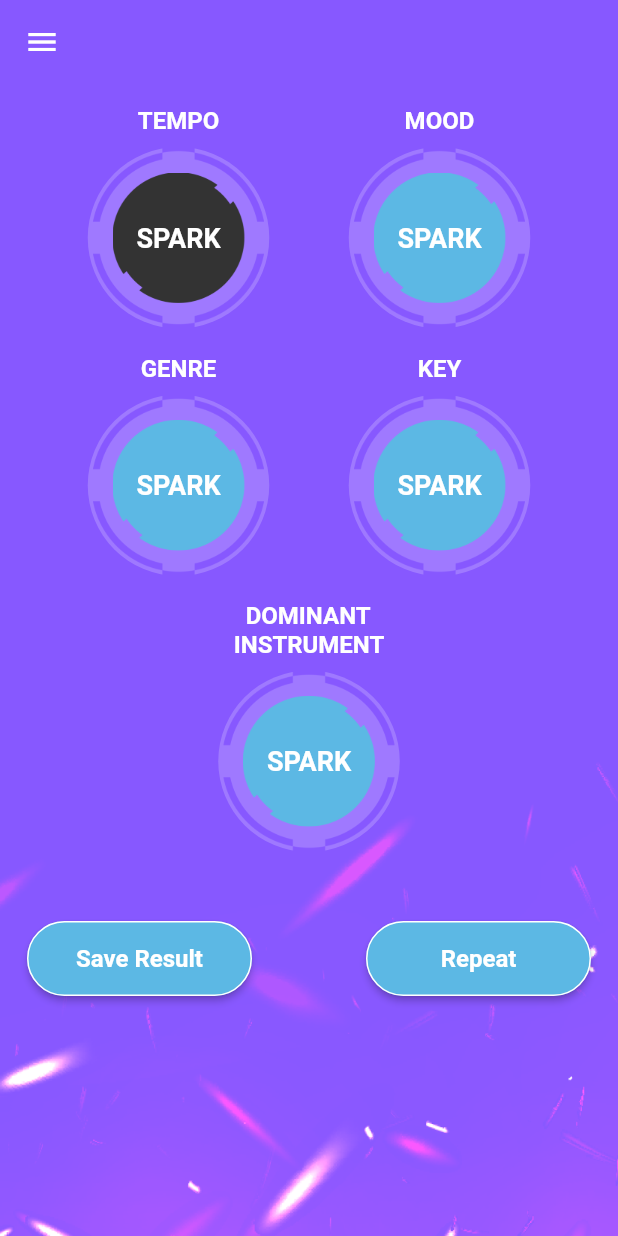
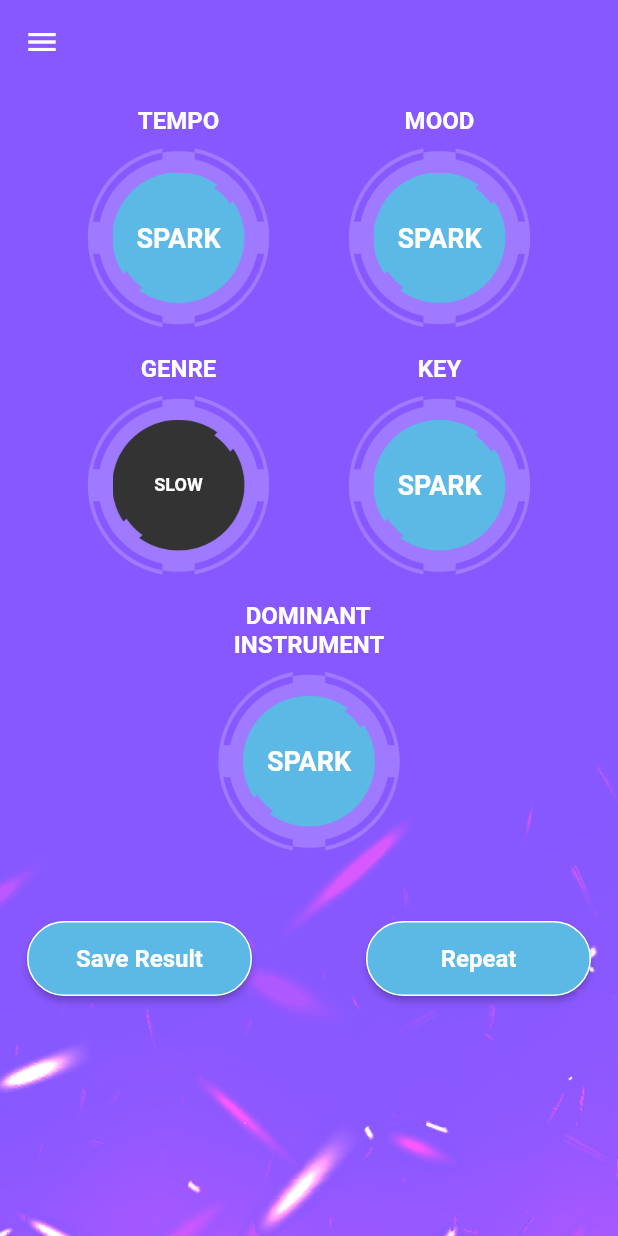
Before and after one commit to danishhafeez322/beatspark_project, a Flutter app: the screen it shows after launch, after a tap on "TEMPO", on a phone screen of 412 x 824 dp. Run offline on Flutter 3.47's test engine with Material 2 defaults, Android fonts, the phone set to English and light mode, and no system bars; our stand-ins replace hive; accounts and stored records are empty.

Commit message:
add: drawer:fixed

```diff
--- a/lib/Screens/HomePage.dart
+++ b/lib/Screens/HomePage.dart
@@ -1,3 +1,6 @@
+import 'dart:math';
+
+import 'package:b_project/Widgets/AppDrawer.dart';
 import 'package:flutter/material.dart';
 import 'package:flutter/src/widgets/framework.dart';
 import 'package:flutter/src/widgets/placeholder.dart';
@@ -12,12 +15,69 @@ class HomePage extends StatefulWidget {
 }
 
 class _HomePageState extends State<HomePage> {
+  String randomText = "";
   final List<String> entries = <String>[
+    'GENRE',
+    'MOOD',
     'TEMPO',
-    'MOOD',
-    'GENRE',
     'KEY',
     '  DOMINANT\nINSTRUMENT',
+  ];
+
+  final List<String> tempo = <String>[
+    'SLOW',
+    'MODERATELY\nSLOW',
+    'MID-TEMPO',
+    'MODERATELY\nFAST',
+    'FAST',
+  ];
+
+  final List<String> dominantInstruments = <String>[
+    'FLUTE',
+    'PADS',
+    'SYNTHS',
+    'PIANO',
+    'GUITAR',
+    'BRASS',
+    'STRINGS',
+    'PLUCKS',
+  ];
+  final List<String> genre = <String>[
+    'PLUG',
+    'DRILL',
+    'BOOM-BAP',
+    'LOFI R&B',
+    'LOFI HIP-HOP',
+    'BAY AREA',
+    'TRAP',
+    'DANCEHALL',
+  ];
+  final List<String> key = <String>[
+    'C',
+    'C#',
+    'D',
+    'D#',
+    'E',
+    'F',
+    'F#',
+    'G',
+    'G#',
+    'A',
+    'A#',
+    'B',
+  ];
+  final List<String> mood = <String>[
+    'HAPPY',
+    'INSPIRATIONAL',
+    'SAD',
+    'PARTY',
+    'SEXY',
+    'STONED',
+    'DARK',
+    'CONFIDENT',
+    'CHILL',
+    'ANGRY',
+    'ROMANTIC',
   ];
 
   @override
@@ -27,33 +87,7 @@ class _HomePageState extends State<HomePage> {
         backgroundColor: const Color(0xff8758FF),
         elevation: 0.0,
       ),
-      drawer: Drawer(
-        child: ListView(
-          padding: EdgeInsets.zero,
-          children: [
-            // const DrawerHeader(
-            //   decoration: BoxDecoration(
-            //     color: Colors.blue,
-            //   ),
-            //   child: Text('Drawer Header'),
-            // ),
-            ListTile(
-              title: const Text('Item 1'),
-              onTap: () {
-                // Update the state of the app.
-                // ...
-              },
-            ),
-            ListTile(
-              title: const Text('Item 2'),
-              onTap: () {
-                // Update the state of the app.
-                // ...
-              },
-            ),
-          ],
-        ),
-      ),
+      drawer: const AppDrawer(),
       body: Container(
         width: MediaQuery.of(context).size.width,
         height: MediaQuery.of(context).size.height,
@@ -69,11 +103,45 @@ class _HomePageState extends State<HomePage> {
             entries.length,
             (index) => GestureDetector(
               onTap: () {
+                var random = Random();
+
+                switch (index) {
+                  case 0:
+                    int length = genre.length;
+                    int randomNumber = random.nextInt(length);
+                    // print(genre[randomNumber]);
+                    randomText = genre[randomNumber];
+                    break;
+                  case 1:
+                    int length = mood.length;
+                    int randomNumber = random.nextInt(length);
+                    randomText = (mood[randomNumber]);
+                    break;
+                  case 2:
+                    int length = tempo.length;
+                    int randomNumber = random.nextInt(length);
+                    randomText = (tempo[randomNumber]);
+                    break;
+                  case 3:
+                    int length = key.length;
+                    int randomNumber = random.nextInt(length);
+                    randomText = (key[randomNumber]);
+                    break;
+                  case 4:
+                    int length = dominantInstruments.length;
+                    int randomNumber = random.nextInt(length);
+                    randomText = (dominantInstruments[randomNumber]);
+                    break;
+                }
+
+                // print(list[index].length);
+
                 Navigator.pushReplacement(
                     context,
                     MaterialPageRoute(
                         builder: (context) => Result(
                               result: index,
+                              text: randomText,
                             )));
               },
               child: Column(
--- a/lib/Screens/Result.dart
+++ b/lib/Screens/Result.dart
@@ -1,11 +1,13 @@
 import 'package:b_project/Screens/HomePage.dart';
+import 'package:b_project/Widgets/AppDrawer.dart';
 import 'package:b_project/main.dart';
 import 'package:flutter/material.dart';
 import 'package:hive/hive.dart';
 
 class Result extends StatefulWidget {
   final int result;
-  const Result({super.key, required this.result});
+  final String text;
+  const Result({super.key, required this.result, required this.text});
 
   @override
   State<Result> createState() => _ResultState();
@@ -42,34 +44,7 @@ class _ResultState extends State<Result> {
         backgroundColor: const Color(0xff8758FF),
         elevation: 0.0,
       ),
-      drawer: Drawer(
-        child: ListView(
-          // Important: Remove any padding from the ListView.
-          padding: EdgeInsets.zero,
-          children: [
-            const DrawerHeader(
-              decoration: BoxDecoration(
-                color: Colors.blue,
-              ),
-              child: Text('Drawer Header'),
-            ),
-            ListTile(
-              title: const Text('Item 1'),
-              onTap: () {
-                // Update the state of the app.
-                // ...
-              },
-            ),
-            ListTile(
-              title: const Text('Item 2'),
-              onTap: () {
-                // Update the state of the app.
-                // ...
-              },
-            ),
-          ],
-        ),
-      ),
+      drawer: const AppDrawer(),
       body: Container(
         width: MediaQuery.of(context).size.width,
         height: MediaQuery.of(context).size.height,
@@ -133,13 +108,22 @@ class _ResultState extends State<Result> {
                                 ),
                               ),
                             ),
-                            const Text(
-                              'SPARK',
-                              style: TextStyle(
-                                  color: Colors.white,
-                                  fontWeight: FontWeight.bold,
-                                  fontSize: 18),
-                            ),
+                            index != widget.result
+                                ? const Text(
+                                    'SPARK',
+                                    style: TextStyle(
+                                        color: Colors.white,
+                                        fontWeight: FontWeight.bold,
+                                        fontSize: 18),
+                                  )
+                                : Text(
+                                    widget.text,
+                                    textAlign: TextAlign.center,
+                                    style: const TextStyle(
+                                        color: Colors.white,
+                                        fontWeight: FontWeight.bold,
+                                        fontSize: 12),
+                                  )
                           ],
                         ),
                       ),
@@ -205,16 +189,6 @@ class _ResultState extends State<Result> {
                 ],
               ),
             ),
-            // Padding(
-            //   padding: const EdgeInsets.only(top: 10),
-            //   child: ElevatedButton.icon(
-            //     onPressed: () {},
-            //     icon: const Icon(Icons.repeat_outlined),
-            //     label: const Text('Repeat'),
-            //     style: ElevatedButton.styleFrom(
-            //         backgroundColor: const Color(0xff5CB8E4)),
-            //   ),
-            // )
           ],
         ),
       ),
--- /dev/null
+++ b/lib/Widgets/AppDrawer.dart
@@ -0,0 +1,84 @@
+import 'package:flutter/material.dart';
+import 'package:flutter/src/widgets/framework.dart';
+import 'package:flutter/src/widgets/placeholder.dart';
+
+class AppDrawer extends StatefulWidget {
+  const AppDrawer({super.key});
+
+  @override
+  State<AppDrawer> createState() => _AppDrawerState();
+}
+
+class _AppDrawerState extends State<AppDrawer> {
+  @override
+  Widget build(BuildContext context) {
+    return Drawer(
+      width: MediaQuery.of(context).size.width * 0.7,
+      child: Column(
+        children: [
+          Padding(
+              padding: const EdgeInsets.only(top: 15, right: 15),
+              child: Row(mainAxisAlignment: MainAxisAlignment.end, children: [
+                CircleAvatar(
+                  backgroundColor: const Color(0xff8758FF),
+                  radius: 20,
+                  child: IconButton(
+                    icon: const Icon(Icons.close_sharp),
+                    // alignment: Alignment.topRight,
+                    onPressed: () {
+                      Navigator.pop(context);
+                    },
+                    color: Colors.white,
+                  ),
+                ),
+              ])),
+          ListTile(
+            leading: const Icon(
+              Icons.help,
+              color: Colors.blueAccent,
+            ),
+            title: const Text('Help'),
+            onTap: () {},
+          ),
+          const Padding(
+            padding: EdgeInsets.only(left: 35, right: 35),
+            child: Divider(
+              color: Colors.black45,
+              thickness: 1,
+            ),
+          ),
+          ListTile(
+            leading: const Icon(
+              Icons.message,
+              color: Colors.blueAccent,
+            ),
+            title: const Text('Term & Conditions'),
+            onTap: () {},
+          ),
+          const Padding(
+            padding: EdgeInsets.only(left: 35, right: 35),
+            child: Divider(
+              color: Colors.black45,
+              thickness: 1,
+            ),
+          ),
+          ListTile(
+            leading: const Icon(
+              Icons.file_open_rounded,
+              color: Colors.blueAccent,
+            ),
+            title: const Text('Save Results'),
+            onTap: () {},
+          ),
+          const Padding(
+            padding: EdgeInsets.only(left: 35, right: 35),
+            child: Divider(
+              color: Colors.black45,
+              thickness: 1,
+            ),
+          ),
+        ],
+      ),
+    );
+  }
+}
```
Also changed, not shown: lib/Widgets/Category.dart (deleted, +0 -90 lines).
